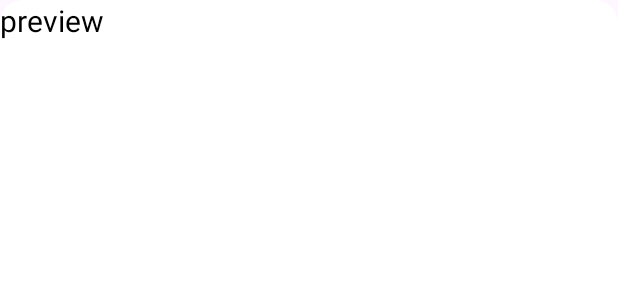
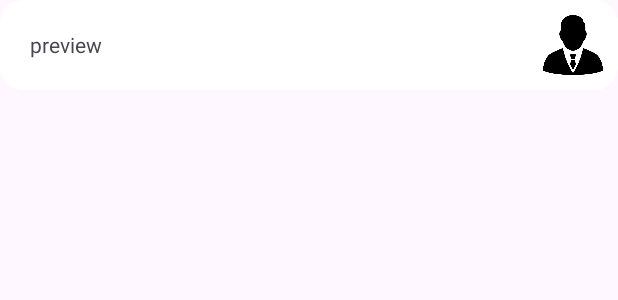
Before and after one commit to TriDecent/Mobile-LABs, an Android app: the layout selected_item_thumbnail.xml on its own in the app's theme, with its tools: preview values and no code run, on a phone screen of 412 x 824 dp. Shown: the top 300 px of the screen. Run offline under Robolectric (Android 15) with nearby library versions, the phone set to English and light mode, and no system bars.

Commit message:
lab2_5: display spinner dropdown under dialog style and make the text in gridview always one line and displays an ellipsis

```diff
--- a/LAB02/LAB02_5/app/src/main/java/com/example/lab02_5/colors.xml
+++ /dev/null
@@ -1,6 +0,0 @@
-<?xml version="1.0" encoding="utf-8"?>
-<resources>
-    <color name="green">#008000</color>
-    <color name="white">#FFFFFF</color>
-    <color name="light_blue">#550000FF</color>
-</resources>
--- a/LAB02/LAB02_5/app/src/main/res/layout/activity_main.xml
+++ b/LAB02/LAB02_5/app/src/main/res/layout/activity_main.xml
@@ -67,6 +67,7 @@
         android:id="@+id/sp_food_selection"
         android:layout_width="0dp"
         android:layout_height="wrap_content"
+        android:spinnerMode="dialog"
         app:layout_constraintBottom_toBottomOf="@+id/tv_dish_thumbnail"
         app:layout_constraintEnd_toEndOf="parent"
         app:layout_constraintStart_toStartOf="@+id/lab_name"
@@ -94,10 +95,10 @@
         android:numColumns="2"
         android:padding="0dp"
         android:verticalSpacing="5dp"
+        app:layout_constraintBottom_toBottomOf="parent"
         app:layout_constraintEnd_toEndOf="parent"
         app:layout_constraintStart_toStartOf="parent"
-        app:layout_constraintTop_toBottomOf="@+id/btn_add_new_dish"
-        app:layout_constraintBottom_toBottomOf="parent" />
+        app:layout_constraintTop_toBottomOf="@+id/btn_add_new_dish" />
 
     <CheckBox
         android:id="@+id/cb_is_promoted"
--- a/LAB02/LAB02_5/app/src/main/res/layout/item_dish.xml
+++ b/LAB02/LAB02_5/app/src/main/res/layout/item_dish.xml
@@ -29,8 +29,11 @@
                 android:id="@+id/tv_dish_name"
                 android:layout_width="0dp"
                 android:layout_height="wrap_content"
+                android:ellipsize="end"
+                android:maxLines="1"
                 android:padding="10dp"
-                android:text="Your Text"
+                android:singleLine="true"
+                android:text="Your Text Your TextYour TextYour TextYour Text"
                 android:textColor="@android:color/white"
                 app:layout_constraintStart_toStartOf="parent"
                 app:layout_constraintWidth_percent="0.75" />
--- a/LAB02/LAB02_5/app/src/main/res/layout/selected_item_thumbnail.xml
+++ b/LAB02/LAB02_5/app/src/main/res/layout/selected_item_thumbnail.xml
@@ -1,27 +1,31 @@
-<androidx.constraintlayout.widget.ConstraintLayout xmlns:android="http://schemas.android.com/apk/res/android"
-    xmlns:app="http://schemas.android.com/apk/res-auto"
+<LinearLayout xmlns:android="http://schemas.android.com/apk/res/android"
     android:layout_width="match_parent"
-    android:layout_height="match_parent"
-    android:background="@drawable/rounded_corners">
+    android:layout_height="wrap_content"
+    android:background="@drawable/rounded_corners"
+    android:padding="10dp">
 
-    <androidx.constraintlayout.widget.ConstraintLayout
+    <LinearLayout
+        android:id="@+id/ll_selected_item_dish_parent"
         android:layout_width="match_parent"
         android:layout_height="wrap_content"
-        app:layout_constraintEnd_toEndOf="parent"
-        app:layout_constraintStart_toStartOf="parent"
-        app:layout_constraintTop_toTopOf="parent">
+        android:orientation="horizontal">
 
         <TextView
-            android:id="@+id/tv_selected_dish_name"
+            android:id="@+id/tv_selected__dish_name"
             android:layout_width="0dp"
             android:layout_height="wrap_content"
-            android:text="preview"
-            android:textColor="@android:color/black"
-            android:textSize="20sp"
-            app:layout_constraintEnd_toEndOf="parent"
-            app:layout_constraintStart_toStartOf="parent"
-            app:layout_constraintTop_toTopOf="parent" />
+            android:layout_gravity="center_vertical"
+            android:layout_marginStart="@dimen/margin_basex2"
+            android:layout_weight="1"
+            android:ellipsize="end"
+            android:singleLine="true"
+            android:text="preview" />
 
-    </androidx.constraintlayout.widget.ConstraintLayout>
-
-</androidx.constraintlayout.widget.ConstraintLayout>
+        <ImageView
+            android:id="@+id/iv_selected_thumbnail"
+            android:layout_width="40dp"
+            android:layout_height="40dp"
+            android:scaleType="centerCrop"
+            android:src="@drawable/ic_manager" />
+    </LinearLayout>
+</LinearLayout>
```
Also changed, not shown: LAB02/LAB02_5/app/src/main/java/com/example/lab02_5/ThumbnailAdapter.java (+8 -5 lines), LAB02/LAB02_5/app/src/main/java/com/example/lab02_5/dimens.xml (deleted, +0 -13 lines), LAB02/LAB02_5/app/src/main/java/com/example/lab02_5/strings.xml (deleted, +0 -9 lines).
